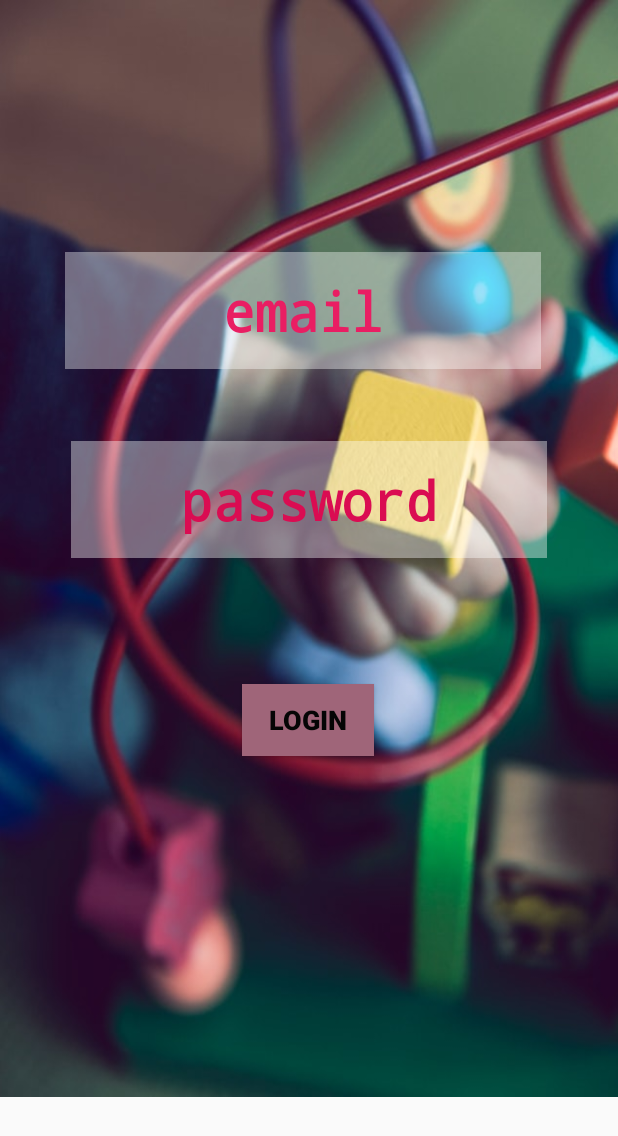
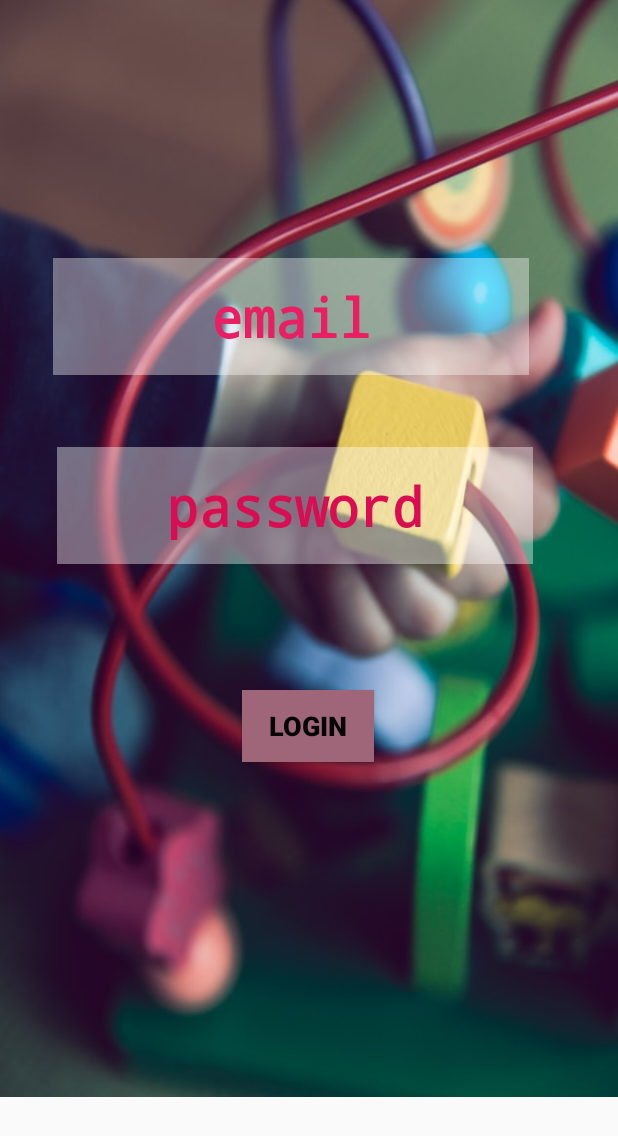
Before and after one commit to gloriamutie/ColorApp, an Android app: the login_details screen opened directly, with no data from a screen before it, on a phone screen of 412 x 824 dp. Shown: the top 1136 px of the screen. Run offline under Robolectric (Android 15) with nearby library versions, the phone set to English and light mode, and no system bars; Roboto replaces fonts that are not available here.

Commit message:
new commit

```diff
--- a/app/src/main/res/layout/activity_login_details.xml
+++ b/app/src/main/res/layout/activity_login_details.xml
@@ -24,8 +24,8 @@
         style="@style/Widget.MaterialComponents.MaterialCalendar.DayTextView"
         android:layout_width="317dp"
         android:layout_height="78dp"
-        android:layout_marginStart="44dp"
-        android:layout_marginTop="168dp"
+        android:layout_marginStart="36dp"
+        android:layout_marginTop="172dp"
         android:background="#61FFFFFF"
         android:cursorVisible="true"
         android:fadingEdge="horizontal"
@@ -50,6 +50,7 @@
         android:layout_width="317dp"
         android:layout_height="78dp"
         android:layout_marginTop="48dp"
+        android:layout_marginEnd="58dp"
         android:background="#65FFFFFF"
         android:fontFamily="monospace"
         android:lineSpacingExtra="8sp"
@@ -60,9 +61,9 @@
         android:textSize="36sp"
         android:textStyle="bold"
         android:typeface="monospace"
-        app:layout_constraintEnd_toEndOf="parent"
+        app:layout_constraintEnd_toEndOf="@+id/imageView4"
         app:layout_constraintHorizontal_bias="0.502"
-        app:layout_constraintStart_toStartOf="@+id/imageView4"
+        app:layout_constraintStart_toStartOf="@+id/textView"
         app:layout_constraintTop_toBottomOf="@+id/textView" />
 
     <Button
```
Also changed, not shown: app/src/main/res/drawable/mainactivity.jpg (added), 1 other file.
